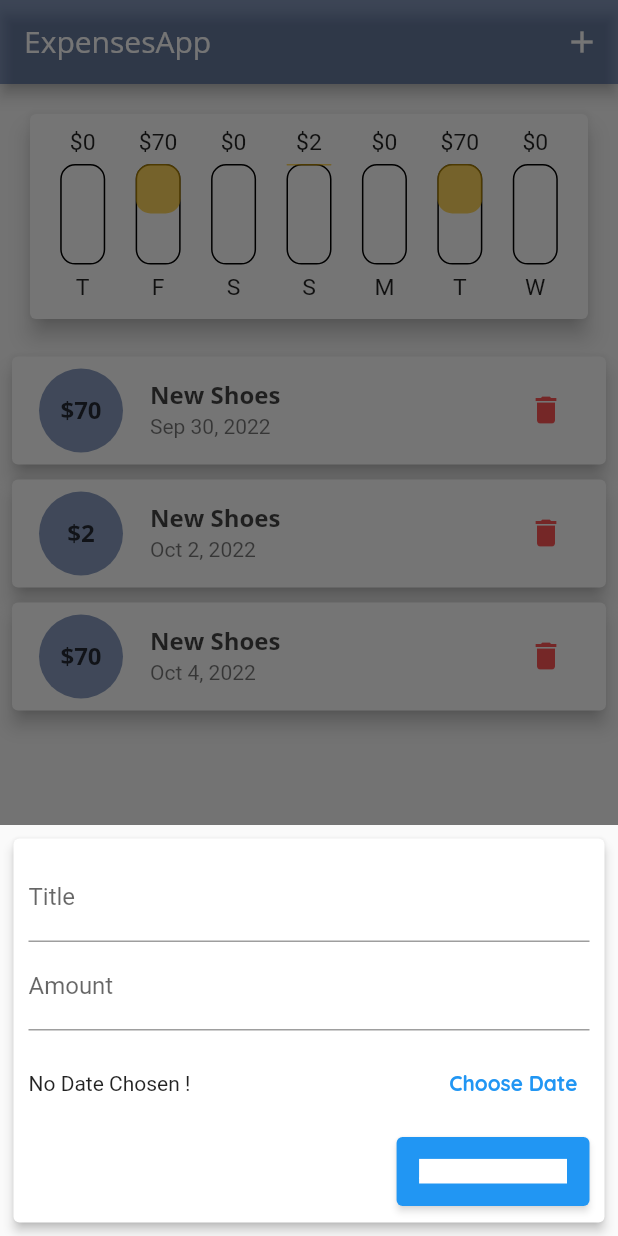
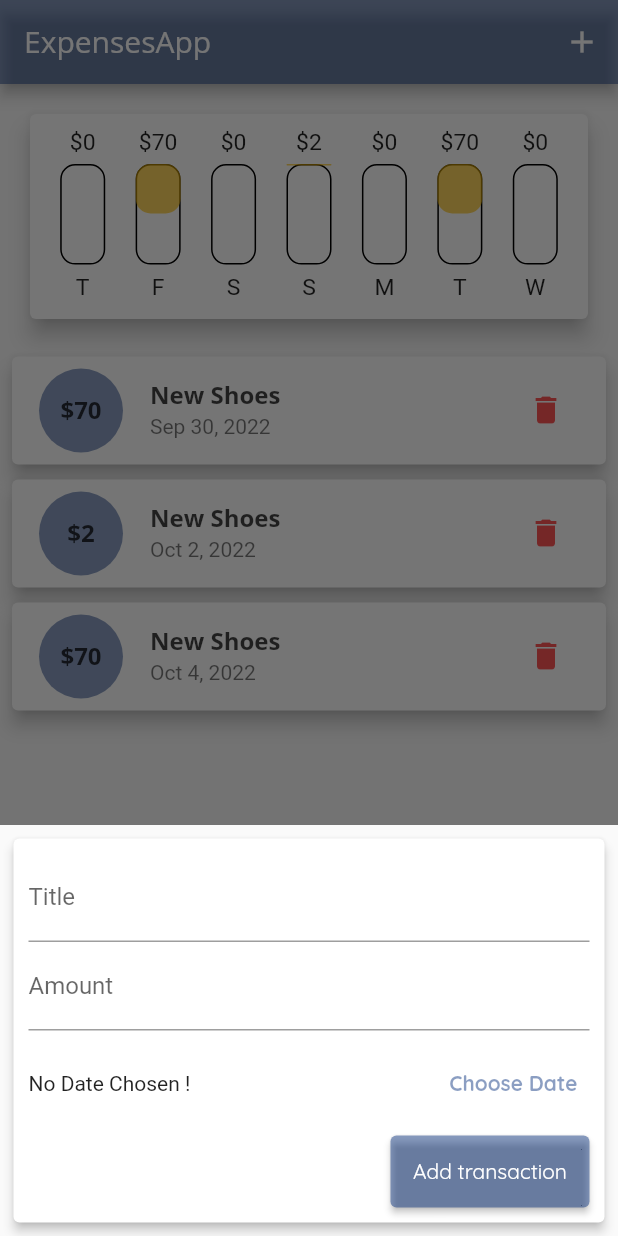
Before and after one commit to Edi013/ExpensesApp---Flutter, a Flutter app: the screen it shows after launch, after a tap on the "delete" icon, after a tap on the "add" icon, on a phone screen of 412 x 824 dp. Run offline on Flutter 3.47's test engine with Material 2 defaults, Android fonts, the light colour scheme and no system bars.

Commit message:
Rezolvare bug  button deleteTransaction al culorii in landscape. Rezolvare: TextStyle are o problema la scope, asa ca folosim individual, pe label si repsectiv icon culoarea, ci nu general din proprietatea stlye pe TextBtn.icon

```diff
--- a/expenses_app/lib/main.dart
+++ b/expenses_app/lib/main.dart
@@ -13,13 +13,6 @@ const globalPrimaryColor = Color.fromARGB(125, 19, 58, 131);
 const globalAccentColor = Color.fromARGB(167, 255, 193, 7);
 
 void main() {
-  // WidgetsFlutterBinding.ensureInitialized();
-  // SystemChrome.setPreferredOrientations(
-  //   [
-  //     DeviceOrientation.portraitUp,
-  //     DeviceOrientation.portraitDown,
-  //   ],
-  // );
   runApp(MyApp());
 }
 
@@ -28,31 +21,31 @@ class MyApp extends StatelessWidget {
   Widget build(BuildContext context) {
     return MaterialApp(
       debugShowCheckedModeBanner: false,
-      title: 'Flutter Demo',
+      title: 'ExpensesApp Demo - Flutter',
       theme: ThemeData(
         primaryColor: globalPrimaryColor,
         accentColor: globalAccentColor,
         fontFamily: "Quicksand",
-        errorColor: Color.fromARGB(171, 255, 0, 0), //Colors.red.shade900,
+        errorColor: Color.fromARGB(171, 255, 0, 0),
         textTheme: ThemeData.light().textTheme.copyWith(
-              headline6: TextStyle(
+              headline6: const TextStyle(
                 fontFamily: 'Quicksand',
                 fontSize: 18,
                 fontWeight: FontWeight.w600,
                 color: Color.fromARGB(183, 168, 0, 197),
               ),
-              headline5: TextStyle(
+              headline5: const TextStyle(
                 fontFamily: 'Opensans',
                 fontSize: 18,
                 fontWeight: FontWeight.w600,
                 color: Color.fromARGB(183, 168, 0, 197),
               ),
-              button: TextStyle(
+              button: const TextStyle(
                 color: Colors.white,
                 // backgroundColor: globalPrimaryColor,
               ),
             ),
-        appBarTheme: AppBarTheme(
+        appBarTheme: const AppBarTheme(
           backgroundColor: globalPrimaryColor,
           titleTextStyle: TextStyle(
             fontFamily: 'OpenSans',
@@ -84,8 +77,8 @@ class _MyHomePageState extends State<MyHomePage> {
     Transaction(
       id: 't2',
       title: 'Weekly Groceries',
-      amount: 16.53,
-      date: DateTime.now().subtract(const Duration(days: 2)),
+      amount: 12,
+      date: DateTime.now().subtract(Duration(days: 2)),
     ),
     Transaction(
       id: 't1',
@@ -95,7 +88,7 @@ class _MyHomePageState extends State<MyHomePage> {
     ),
     Transaction(
       id: 't2',
-      title: 'Weekly Groceries',
+      title: 'Weekly Groceries12',
       amount: 16.53,
       date: DateTime.now().subtract(const Duration(days: 4)),
     ),
@@ -107,8 +100,8 @@ class _MyHomePageState extends State<MyHomePage> {
     ),
     Transaction(
       id: 't2',
-      title: 'Weekly Groceries',
-      amount: 16.53,
+      title: 'Weekly Groceries312',
+      amount: 19,
       date: DateTime.now().subtract(const Duration(days: 6)),
     ),
     Transaction(
@@ -119,7 +112,7 @@ class _MyHomePageState extends State<MyHomePage> {
     ),
     Transaction(
       id: 't2',
-      title: 'Weekly Groceries',
+      title: 'Weekly Groceries123112',
       amount: 16.53,
       date: DateTime.now().subtract(const Duration(days: 8)),
     ),
--- a/expenses_app/lib/widgets/new_transaction.dart
+++ b/expenses_app/lib/widgets/new_transaction.dart
@@ -100,13 +100,8 @@ class _NewTransactionState extends State<NewTransaction> {
                         child: Text(
                           'Choose Date',
                           style: TextStyle(
-                            color: Theme.of(context)
-                                .textTheme
-                                .button
-                                ?.backgroundColor,
-                            backgroundColor:
-                                Theme.of(context).textTheme.button?.color,
-                            fontWeight: FontWeight.bold,
+                            color: Theme.of(context).primaryColor,
+                            fontWeight: FontWeight.w600,
                             fontFamily: Theme.of(context)
                                 .textTheme
                                 .headline6
@@ -121,37 +116,15 @@ class _NewTransactionState extends State<NewTransaction> {
                   onPressed: _subbmitData,
                   style: ElevatedButton.styleFrom(
                     padding: EdgeInsets.all(15),
-                    textStyle: TextStyle(
-                      color: Theme.of(context).primaryColor,
-                      backgroundColor:
-                          Theme.of(context).textTheme.button?.color,
+                    primary: Theme.of(context).primaryColor,
+                  ),
+                  child: const Text(
+                    'Add transaction',
+                    style: TextStyle(
+                      fontWeight: FontWeight.w400,
                     ),
-                    primary:
-                        Theme.of(context).textTheme.button?.backgroundColor,
-                    shadowColor: Theme.of(context).textTheme.button?.color,
-                  ),
-                  //  textStyle: TextStyle(
-                  //  color: Theme.of(context).textTheme.button?.color,),
-
-                  child: Text(
-                    'Add transaction',
-                    style: TextStyle(),
                   ),
                 ),
-
-                // ElevatedButton(
-                //   onPressed: subbmitData,
-                //   style: ElevatedButton.styleFrom(
-                //     primary: Theme.of(context).textTheme.button.backgroundColor,
-                //     textStyle: TextStyle(
-                //       color: Theme.of(context).textTheme.button.color,
-                //     ),
-                //     padding: EdgeInsets.symmetric(horizontal: 15, vertical: 11),
-                //   ),
-                //   child: Text(
-                //     'Add transaction',
-                //   ),
-                // )
               ],
             ),
           ),
--- a/expenses_app/lib/widgets/transcation_list.dart
+++ b/expenses_app/lib/widgets/transcation_list.dart
@@ -26,7 +26,7 @@ class TransactionList extends StatelessWidget {
                       fontWeight: FontWeight.bold,
                     ), //textTheme.headline6,
                   ),
-                  SizedBox(
+                  const SizedBox(
                     height: 50,
                   ),
                   Container(
@@ -87,16 +87,22 @@ class TransactionList extends StatelessWidget {
                         ? TextButton.icon(
                             onPressed: () =>
                                 _deleteTransaction(_userTransactions[index].id),
-                            icon: Icon(Icons.delete),
-                            label: Text('Delete'),
-                            style: ButtonStyle(
-                              textStyle: MaterialStateProperty.all(
-                                TextStyle(
-                                  color: Theme.of(context).errorColor,
-                                ),
+                            icon: Icon(
+                              Icons.delete,
+                              color: Theme.of(context).errorColor,
+                            ),
+                            label: Text(
+                              'Delete',
+                              style: TextStyle(
+                                color: Theme.of(context).errorColor,
                               ),
                             ),
-                            // textColor: Theme.of(context).errorColor,
+                            // style: TextButton.styleFrom(
+                            //   backgroundColor: Colors.white,
+                            //   textStyle: TextStyle(
+                            //     color: Theme.of(context).errorColor,
+                            //     // backgroundColor: Theme.of(context).errorColor,
+                            //   ),
                           )
                         : IconButton(
                             icon: Icon(Icons.delete),
@@ -110,48 +116,3 @@ class TransactionList extends StatelessWidget {
           );
   }
 }
-
-
-// Card(
-//                   child: Row(
-//                     children: [
-//                       Container(
-//                         padding: EdgeInsets.all(10),
-//                         margin: EdgeInsets.symmetric(
-//                           horizontal: 10,
-//                           vertical: 10,
-//                         ),
-//                         decoration: BoxDecoration(
-//                           border: Border.all(
-//                             color: Theme.of(context).primaryColor,
-//                             width: 2,
-//                           ),
-//                         ),
-//                         child: Text(
-//                           "\$${_userTransactions[index].amount.toStringAsFixed(2)}",
-//                           style: TextStyle(
-//                             fontWeight: FontWeight.bold,
-//                             fontSize: 18,
-//                             color: Theme.of(context).primaryColor,
-//                           ),
-//                         ),
-//                       ),
-//                       Column(
-//                         crossAxisAlignment: CrossAxisAlignment.start,
-//                         children: [
-//                           Text(
-//                             _userTransactions[index].title,
-//                             style: TextStyle(
-//                               fontWeight: FontWeight.bold,
-//                               fontSize: 16,
-//                             ),
-//                           ),
-//                           Text(
-//                             DateFormat.yMMMd()
-//                                 .format(_userTransactions[index].date),
-//                           ),
-//                         ],
-//                       ),
-//                     ],
-//                   ),
-//                 );
```
Also changed, not shown: 1 other file.
